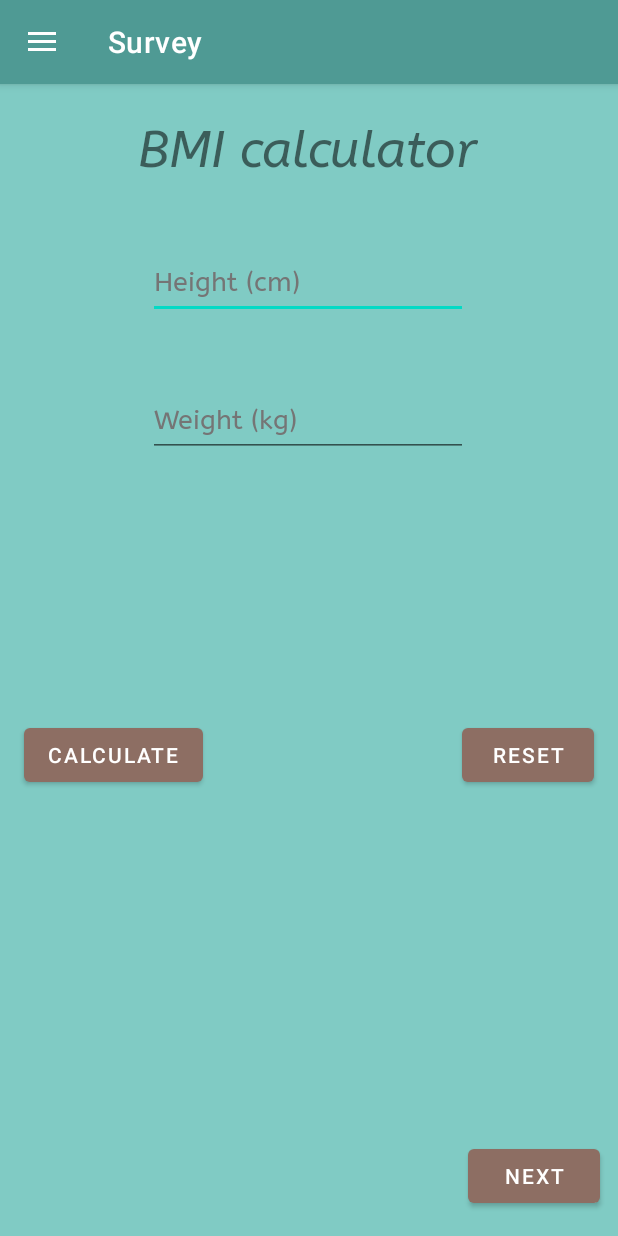
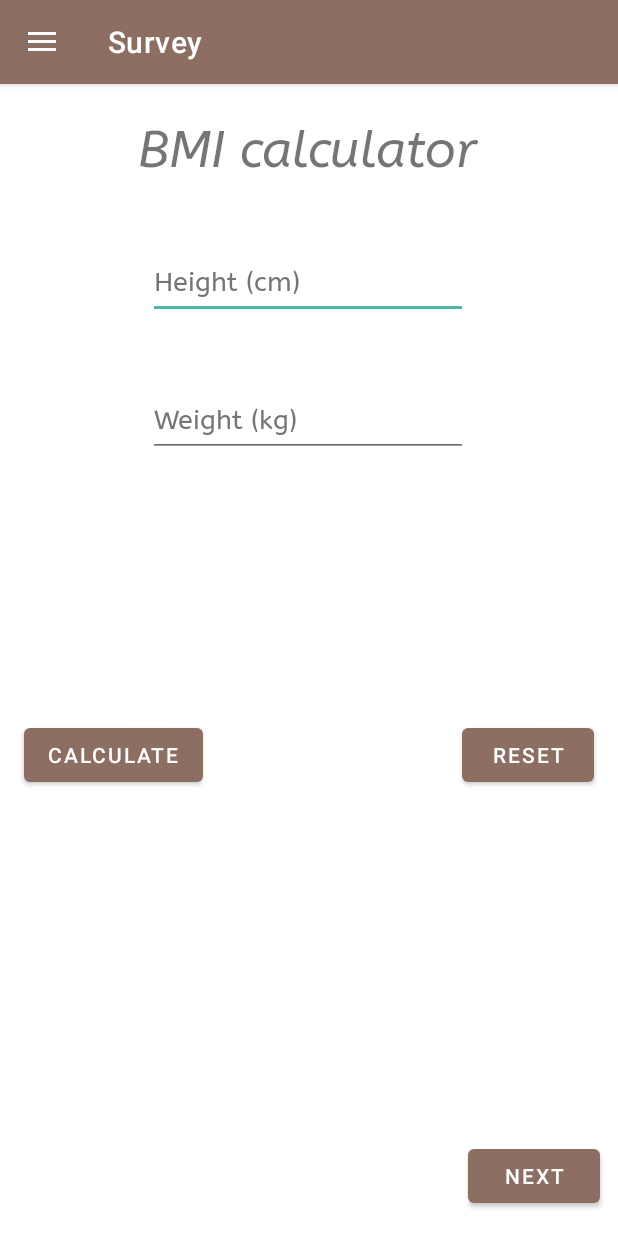
Before and after one commit to zhiiyii/HungerHub, an Android app: the screen it shows after launch (MainActivity), in the side drawer, after a tap on "Survey", on a phone screen of 412 x 824 dp. Run offline under Robolectric (Android 15) with nearby library versions, the phone set to English and light mode, and no system bars; our stand-ins replace Firebase (no records; nobody signed in at launch, a user with empty details on screens opened directly), navigation-ui.

Commit message:
brown color

```diff
--- a/app/src/main/res/layout/activity_main.xml
+++ b/app/src/main/res/layout/activity_main.xml
@@ -6,8 +6,7 @@
     android:layout_width="match_parent"
     android:layout_height="match_parent"
     android:fitsSystemWindows="true"
-    tools:openDrawer="start"
-    android:background="#80cbc4">
+    tools:openDrawer="start">
 
     <include
         android:id="@+id/app_bar_main"
--- a/app/src/main/res/layout/app_bar_main.xml
+++ b/app/src/main/res/layout/app_bar_main.xml
@@ -15,7 +15,6 @@
             android:id="@+id/toolbar"
             android:layout_width="match_parent"
             android:layout_height="?attr/actionBarSize"
-            android:background="#4f9a94"
             app:popupTheme="@style/Theme.HungerHub.PopupOverlay" />
 
     </com.google.android.material.appbar.AppBarLayout>
--- a/app/src/main/res/layout/fragment_donation.xml
+++ b/app/src/main/res/layout/fragment_donation.xml
@@ -5,8 +5,7 @@
     android:layout_width="match_parent"
     android:layout_height="match_parent"
     android:id="@+id/nav_donation"
-    tools:context=".ui.donation.DonationFragment"
-    android:background="#80cbc4">
+    tools:context=".ui.donation.DonationFragment">
 
     <androidx.constraintlayout.widget.Guideline
         android:id="@+id/guideline"
--- a/app/src/main/res/layout/fragment_login.xml
+++ b/app/src/main/res/layout/fragment_login.xml
@@ -12,7 +12,6 @@
         android:layout_height="wrap_content"
         android:layout_marginHorizontal="16dp"
         android:layout_marginBottom="120dp"
-        android:background="@color/primary_color"
         android:text="@string/signin_title"
         android:textColor="@color/black"
         android:textStyle="bold"
@@ -85,7 +84,6 @@
         android:id="@+id/buttonRegister"
         android:layout_width="wrap_content"
         android:layout_height="wrap_content"
-        android:background="#4f9a94"
         android:text="@string/btn_register"
         android:textColor="@color/black"
         android:textStyle="bold"
--- a/app/src/main/res/layout/fragment_register.xml
+++ b/app/src/main/res/layout/fragment_register.xml
@@ -172,7 +172,6 @@
         android:layout_width="0dp"
         android:layout_height="wrap_content"
         android:layout_marginHorizontal="16dp"
-        android:background="@color/primary_color"
         android:text="@string/btn_register"
         android:textColor="@color/black"
         android:textStyle="bold"
--- a/app/src/main/res/layout/fragment_survey.xml
+++ b/app/src/main/res/layout/fragment_survey.xml
@@ -5,8 +5,7 @@
     xmlns:tools="http://schemas.android.com/tools"
     android:layout_width="match_parent"
     android:layout_height="match_parent"
-    tools:context=".ui.survey.SurveyFragment"
-    android:background="#80cbc4">
+    tools:context=".ui.survey.SurveyFragment">
 
     <Button
         android:id="@+id/buttonCalculate"
--- a/app/src/main/res/menu/activity_main_drawer.xml
+++ b/app/src/main/res/menu/activity_main_drawer.xml
@@ -5,7 +5,7 @@
 
     <group android:checkableBehavior="single">
         <item
-            android:id="@+id/nav_home"
+            android:id="@+id/Home"
             android:icon="@drawable/home"
             android:title="@string/menu_home" />
         <item
--- a/app/src/main/res/values/colors.xml
+++ b/app/src/main/res/values/colors.xml
@@ -3,8 +3,9 @@
     <color name="purple_200">#FFBB86FC</color>
     <color name="purple_500">#FF6200EE</color>
     <color name="purple_700">#FF3700B3</color>
-    <color name="teal_200">#FF03DAC5</color>
-    <color name="teal_700">#FF018786</color>
+    <color name="teal_200">#82e9de</color>
+    <color name="teal_500">#4db6ac</color>
+    <color name="teal_700">#00867d</color>
     <color name="black">#FF000000</color>
     <color name="white">#FFFFFFFF</color>
     <color name="brown_dark">#5e4238</color>
--- a/app/src/main/res/values/themes.xml
+++ b/app/src/main/res/values/themes.xml
@@ -6,7 +6,7 @@
         <item name="colorPrimaryVariant">@color/brown_dark</item>
         <item name="colorOnPrimary">@color/white</item>
         <!-- Secondary brand color. -->
-        <item name="colorSecondary">@color/teal_200</item>
+        <item name="colorSecondary">@color/teal_500</item>
         <item name="colorSecondaryVariant">@color/teal_700</item>
         <item name="colorOnSecondary">@color/black</item>
         <!-- Status bar color. -->
```
